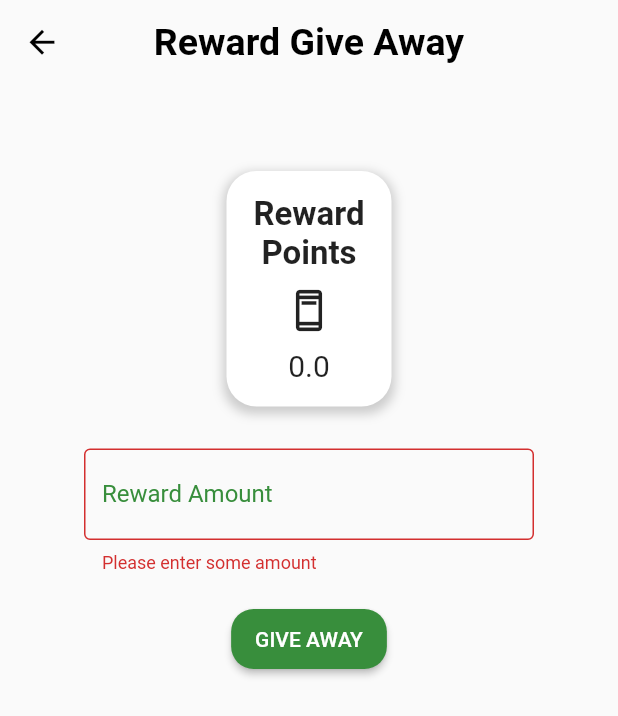
After one commit to sandazz/waste_management_application, a Flutter app: the RewardGiveAway screen opened directly, after a tap on "GIVE AWAY", on a phone screen of 412 x 824 dp. The commit adds this screen. Shown: the top 716 px of the screen. Run offline on Flutter 3.47's test engine with Material 2 defaults, Android fonts, the phone set to English and light mode, and no system bars; our stand-ins replace cloud_firestore, firebase_auth, firebase_core, flutter_fortune_wheel, line_icons; missing offline and left inert: flutter_barcode_scanner, mobile_scanner; accounts and stored records are empty.

Commit message:
- Add reward give away page

```diff
--- a/lib/pages/enduser/Account.dart
+++ b/lib/pages/enduser/Account.dart
@@ -13,11 +13,6 @@ class Account extends StatefulWidget {
 class _AccountState extends State<Account> {
 
   final User currentUser = FirebaseAuth.instance.currentUser!;
-  String name = "";
-  String email = "";
-  String mobile = "";
-  String address = "";
-  String password = "";
 
   final fnameController = TextEditingController();
   final locationController = TextEditingController();
@@ -246,7 +241,6 @@ class _AccountState extends State<Account> {
                   enabled: false,
                 ),
               ),
-              Text("$password"),
             ],
           ),
         ),
--- /dev/null
+++ b/lib/pages/enduser/RewardGiveAway.dart
@@ -0,0 +1,251 @@
+import 'package:cloud_firestore/cloud_firestore.dart';
+import 'package:firebase_auth/firebase_auth.dart';
+import 'package:flutter/cupertino.dart';
+import 'package:flutter/material.dart';
+
+class RewardGiveAway extends StatefulWidget {
+  const RewardGiveAway({super.key});
+
+  @override
+  State<RewardGiveAway> createState() => _RewardGiveAwayState();
+}
+
+class _RewardGiveAwayState extends State<RewardGiveAway> {
+
+  final _formKey = GlobalKey<FormState>();
+  final User currentUser = FirebaseAuth.instance.currentUser!;
+
+  final fnameController = TextEditingController();
+  final locationController = TextEditingController();
+  final emailController = TextEditingController();
+  final mobileController = TextEditingController();
+  final roleController = TextEditingController();
+  final passwordController = TextEditingController();
+  final rewardAmountController = TextEditingController();
+
+  double rewardPoints = 0.0;
+
+  Future<void> getUserDetails() async{
+    String uid = currentUser.uid;
+
+    DocumentSnapshot documentSnapshot = await FirebaseFirestore.instance
+        .collection("users")
+        .doc(uid)
+        .get();
+
+    if (documentSnapshot.exists) {
+      Map<String, dynamic> userDetails = documentSnapshot.data() as Map<String, dynamic>;
+      setState(() {
+        print(userDetails);
+        fnameController.text = userDetails['fname'];
+        emailController.text = userDetails['email'];
+        mobileController.text = userDetails['mobile'];
+        locationController.text = userDetails['lccation'];
+        passwordController.text = userDetails['password'];
+
+      });
+    } else {
+      print("User not found");
+    }
+
+    DocumentSnapshot gettingRewardPoints = await FirebaseFirestore.instance
+        .collection("recycledWasteEndUser")
+        .doc(uid)
+        .get();
+
+    if (gettingRewardPoints.exists) {
+      Map<String, dynamic> userData = gettingRewardPoints.data() as Map<String, dynamic>;
+      setState(() {
+        rewardPoints = double.parse(userData['rewardPoints']);
+        print(rewardPoints);
+      });
+    } else {
+      print("User not found");
+    }
+
+  }
+
+  Future<void> updatePoints() async {
+    String uid = currentUser.uid;
+    FirebaseFirestore.instance.collection("recycledWasteEndUser").doc(uid).update(
+        {"rewardPoints": rewardPoints.toString()});
+  }
+
+  String? _validateRewardAmount(String? value) {
+    if (value == null || value.isEmpty) {
+      return 'Please enter some amount';
+    }
+    double? rewardAmount = double.tryParse(value);
+    if (rewardAmount == null) {
+      return 'Please enter a valid number';
+    }
+    if (rewardAmount < 50.0) {
+      return 'Reward amount should be equal to or greater than 50';
+    }
+    if (rewardAmount > rewardPoints) {
+      return 'Reward amount should not exceed available reward points';
+    }
+    return null;
+  }
+
+
+  @override
+  void initState(){
+    super.initState();
+    getUserDetails();
+  }
+
+  @override
+  Widget build(BuildContext context) {
+    return Scaffold(
+      appBar: AppBar(
+        backgroundColor: Colors.transparent,
+        elevation: 0.0,
+        leading: Padding(
+          padding: EdgeInsets.all(5.0),
+          child: IconButton(
+            icon: Icon(
+              Icons.arrow_back_outlined,
+              color: Colors.black,
+              size: 25.0,
+            ),
+            onPressed: () {// Handle leading icon press
+              Navigator.of(context).pop();
+            },
+          ),
+        ),
+        title: Text(
+          'Reward Give Away',
+          style: TextStyle(
+            color: Colors.black,
+            fontSize: 25.0,
+            fontWeight: FontWeight.bold,
+          ),
+        ),
+        centerTitle: true,
+
+      ),
+      body: SafeArea(
+        child: Center(
+          child: Column(
+            crossAxisAlignment: CrossAxisAlignment.center,
+            children: [
+              SizedBox(height: 50),
+              Container(
+                width: 110.0, // Set the width of the container
+                padding: EdgeInsets.all(16.0), // Set the padding within the container
+                margin: EdgeInsets.all(8.0), // Set the margin around the container
+                decoration: BoxDecoration(
+                  color: Colors.white, // Set the background color of the container
+                  borderRadius: BorderRadius.circular(20.0), // Set the border radius of the container
+                  boxShadow: [
+                    BoxShadow(
+                      color: Colors.grey.withOpacity(0.5),
+                      spreadRadius: 2.0,
+                      blurRadius: 5.0,
+                      offset: Offset(0, 3), // Adjust the shadow position as needed
+                    ),
+                  ],
+                ),
+                child: Center(
+                  child: Column(
+                    children: [
+                      Text(
+                        'Reward Points',
+                        textAlign: TextAlign.center,
+                        style: TextStyle(
+                          fontSize: 22.0,
+                          fontWeight: FontWeight.bold,
+                        ),
+                      ),
+                      SizedBox(height: 10.0),
+                      Icon(
+                        Icons.ad_units_outlined,
+                        size: 30.0,
+                      ),
+                      SizedBox(height: 10.0),
+                      Text(
+                        "$rewardPoints",
+                        textAlign: TextAlign.center,
+                        style: TextStyle(
+                          fontSize: 20.0,
+                        ),
+                      ),
+                    ],
+                  ),
+                ),
+              ),
+              SizedBox(height: 20.0),
+              Form(
+                key: _formKey,
+                child: Column(
+                  children: [
+                    Container(
+                      width: 300.0,
+                      child: TextFormField(
+                        decoration: InputDecoration(
+                          labelText: 'Reward Amount',
+                          labelStyle: TextStyle(
+                            color: Colors.green[700],
+                            fontSize: 16.0,// Set the desired text color
+                          ),
+                          enabledBorder: OutlineInputBorder(
+                            borderRadius: BorderRadius.all(Radius.circular(20.0)),
+                            borderSide:
+                            BorderSide(color: Colors.green, width: 0.0),
+                          ),
+                          focusedBorder: OutlineInputBorder(
+                            borderRadius: BorderRadius.all(Radius.circular(20.0)),
+                            borderSide: BorderSide(color: Colors.green, width: 2.0), // Set the desired border color and width
+                          ),
+                          border: OutlineInputBorder(),
+                        ),
+                        validator: _validateRewardAmount,  // Using the function here
+                        keyboardType: TextInputType.number,
+                        style: TextStyle(
+                          color: Colors.black, // Set the desired text color
+                          fontSize: 18.0, // Set the desired text size
+                        ),
+                        textAlign: TextAlign.center,
+                        controller: rewardAmountController,
+                      ),
+                    ),
+                    SizedBox(height:20),
+                    ElevatedButton(
+                      onPressed: () async {
+                        if (_formKey.currentState!.validate()) {
+                          rewardPoints = rewardPoints - double.parse(rewardAmountController.text);
+                           await updatePoints();
+                          ScaffoldMessenger.of(context).showSnackBar(
+                            SnackBar(
+                              content: Text('You are REWARED with ${rewardAmountController.text} POINTS !'),
+                              backgroundColor: Colors.green, // Change color of SnackBar
+                              behavior: SnackBarBehavior.floating, // Make SnackBar floating
+                              shape: RoundedRectangleBorder( // Change shape of SnackBar
+                                borderRadius: BorderRadius.circular(24),
+                              ),
+                            ),
+                          );
+                          rewardAmountController.clear();
+                          await getUserDetails();
+                        }
+                      },
+                      style: ElevatedButton.styleFrom(
+                        minimumSize: Size(100.0, 40.0),
+                        primary: Colors.green[700], // Set the desired button color
+                        shape: RoundedRectangleBorder(
+                          borderRadius: BorderRadius.circular(15.0),
+                        ),
+                      ),
+                      child: Text('GIVE AWAY'),
+                    ),
+                  ],
+                ),
+              ),
+            ],
+          ),
+        ),
+      ),
+    );
+  }
+}
```
Also changed, not shown: lib/pages/collector/Camera.dart (+3 -4 lines), lib/pages/enduser/Rewards.dart (+126 -132 lines), 11 other files.
